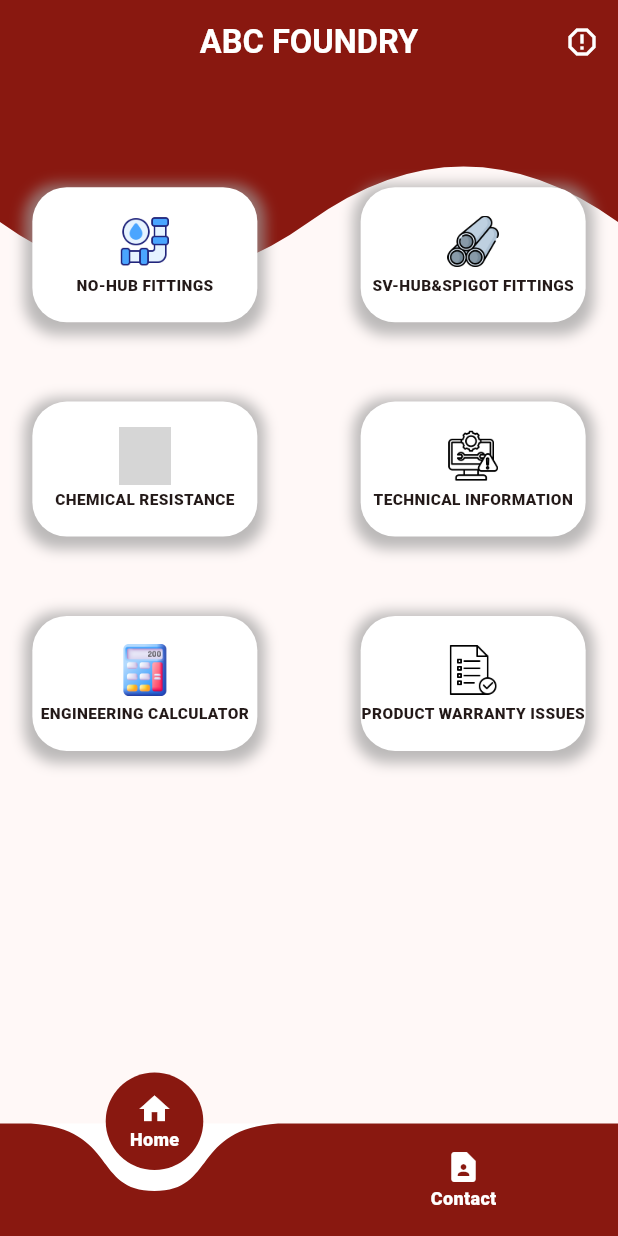
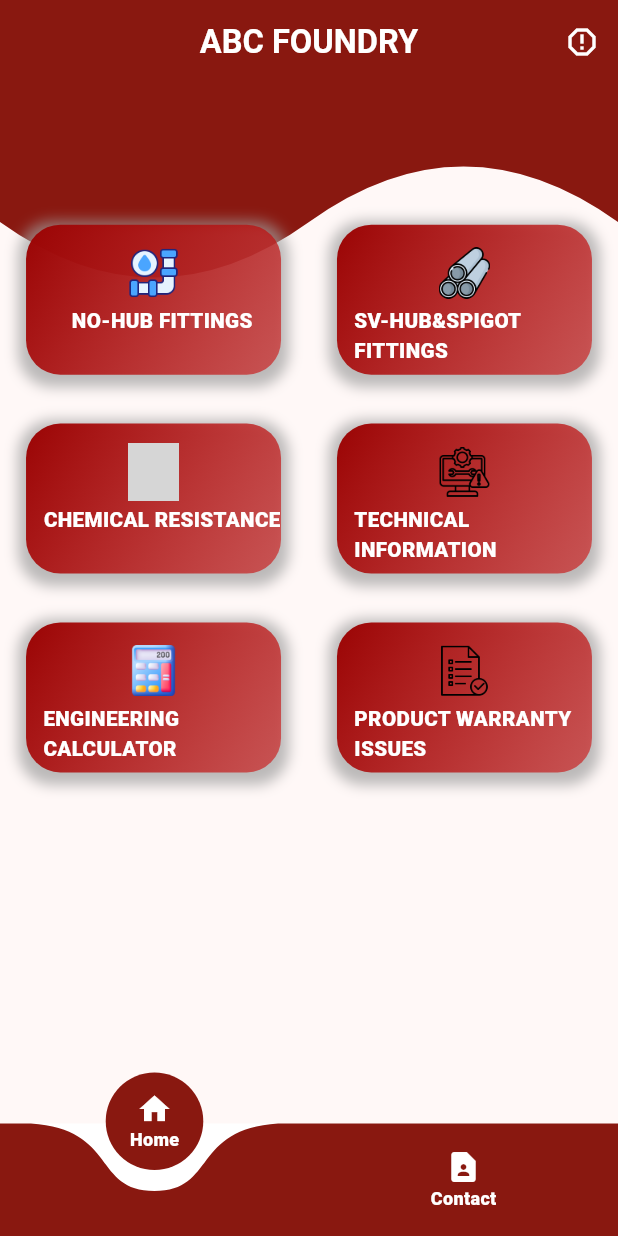
Before and after one commit to bhuvaneshwaranoffl/catlog_app, a Flutter app: the screen it shows after launch, on a phone screen of 412 x 824 dp. Run offline on Flutter 3.47's test engine with Material 3 defaults, Android fonts, the phone set to English and light mode, and no system bars; drawn by our look-alikes of curved_navigation_bar; our stand-ins replace flutter_screenutil, go_router, image_picker; missing offline and left inert: syncfusion_flutter_pdfviewer; grey boxes are pictures that could not be loaded.

Commit message:
max finish

```diff
--- a/lib/home/view/screens/contact_screen/contact_page.dart
+++ b/lib/home/view/screens/contact_screen/contact_page.dart
@@ -53,6 +53,7 @@ class _ContactPageState extends State<ContactPage> {
                           onTap: () {
                             if (items[index].name == "Customer Service") {
                               context.pushNamed("/customer");
+                             // context.pushNamed('/faq');
                             }
                             if (items[index].name ==
                                 "Manufacturing Representatives") {
--- a/lib/home/view/screens/home_page.dart
+++ b/lib/home/view/screens/home_page.dart
@@ -58,7 +58,7 @@ class _HomePageState extends State<HomePage> {
             children: [
               const Spacer(),
               Expanded(
-                flex: 5,
+                flex: 4,
                 child: LayoutBuilder(
                   builder: (context, constraints) {
                     double mainAxisheight;
@@ -78,17 +78,17 @@ class _HomePageState extends State<HomePage> {
                       width = 300;
                       imgwidth = 95.w;
                       imgHeight = 95.h;
-                      font=7.sp;
-                      padding=40.h;
+                      font = 7.sp;
+                      padding = 40.h;
                     } else {
                       crossAxisCount = 2;
                       mainAxisheight = 130;
-                      height = 90;
-                      width = 150;
+                      height = 100;
+                      width = 170;
                       imgwidth = 30.w;
                       imgHeight = 30.h;
-                      font=9.sp;
-                      padding=13.h;
+                      font = 12.sp;
+                      padding = 10.h;
                     }
 
                     return GridView.builder(
@@ -97,8 +97,8 @@ class _HomePageState extends State<HomePage> {
                       gridDelegate: SliverGridDelegateWithFixedCrossAxisCount(
                         crossAxisCount: crossAxisCount,
                         mainAxisExtent: mainAxisheight,
-                        crossAxisSpacing: 20.h,
-                        mainAxisSpacing: 10.h,
+                        crossAxisSpacing: 2.h,
+                        mainAxisSpacing: 2.h,
                       ),
                       itemBuilder: (BuildContext context, index) {
                         return GestureDetector(
@@ -130,6 +130,14 @@ class _HomePageState extends State<HomePage> {
                                 height: height,
                                 width: width,
                                 decoration: BoxDecoration(
+                                  gradient: const LinearGradient(
+                                    begin: Alignment.topLeft,
+                                    end: Alignment.bottomRight,
+                                    colors: [
+                                    Color.fromARGB(255, 154, 4, 4),
+                                    Color.fromARGB(155, 207, 19, 19),
+                                  ]
+                                  ),
                                   color: Colors.white,
                                   borderRadius: BorderRadius.circular(20.r),
                                   boxShadow: [
@@ -147,23 +155,30 @@ class _HomePageState extends State<HomePage> {
                                   // ),
                                 ),
                                 child: Padding(
-                                  padding:EdgeInsets.only(top:padding),
+                                  padding: EdgeInsets.only(top: padding),
                                   child: Column(
                                     children: [
                                       SizedBox(
                                         height: imgHeight,
                                         width: imgwidth,
-                                        child: Image.asset(items[index].image),
+                                        child:
+                                            Image.asset(items[index].image),
                                       ),
                                       SizedBox(
                                         height: 2.h,
                                       ),
-                                      Text(
-                                        items[index].name,
-                                        style: TextStyle(
-                                            fontSize:font,
-                                            fontWeight: FontWeight.w800),
-                                        softWrap: true,
+                                      Padding(
+                                        padding: EdgeInsets.only(
+                                          left: 10.w,
+                                        ),
+                                        child: Text(
+                                          items[index].name,
+                                          style: TextStyle(
+                                            color: Colors.white,
+                                              fontSize: font,
+                                              fontWeight: FontWeight.w800),
+                                          softWrap: true,
+                                        ),
                                       ),
                                     ],
                                   ),
--- a/lib/home/view/widget/custom_contact_page.dart
+++ b/lib/home/view/widget/custom_contact_page.dart
@@ -57,8 +57,8 @@ Widget build(BuildContext context) {
                   //   color: const Color.fromARGB(245, 254, 14, 14),
                   // ),
                   child: const Icon(
-                    Icons.favorite_border,
-                    size: 25,
+                    Icons.person,
+                    size: 35,
                     color: Constant.scaffoldBackground,
                   ),
                 ),
--- a/lib/main.dart
+++ b/lib/main.dart
@@ -29,7 +29,7 @@ class MyApp extends StatelessWidget {
             //scaffoldBackgroundColor: Colors.white.withOpacity(0.8),
             appBarTheme: const AppBarTheme(
                 titleTextStyle: TextStyle(color: Colors.white, fontSize: 20),
-                color: Color.fromARGB(255, 137, 24, 16),
+                color: Color.fromARGB(255, 108, 18, 11),
                 iconTheme: IconThemeData(color: Colors.white)),
            colorScheme:
                 ColorScheme.fromSeed(seedColor:const Color.fromARGB(213, 172, 37, 27)),
```
Also changed, not shown: assets/json/technical_info.json (+70 -84 lines), lib/home/view/screens/technical_information/second_common_screen.dart (+8 -5 lines), lib/home/view/screens/technical_information/technical_information.dart (+11 -10 lines), lib/home/view/screens/technical_information/third_common_screen.dart (+7 -6 lines), 1 other file.
